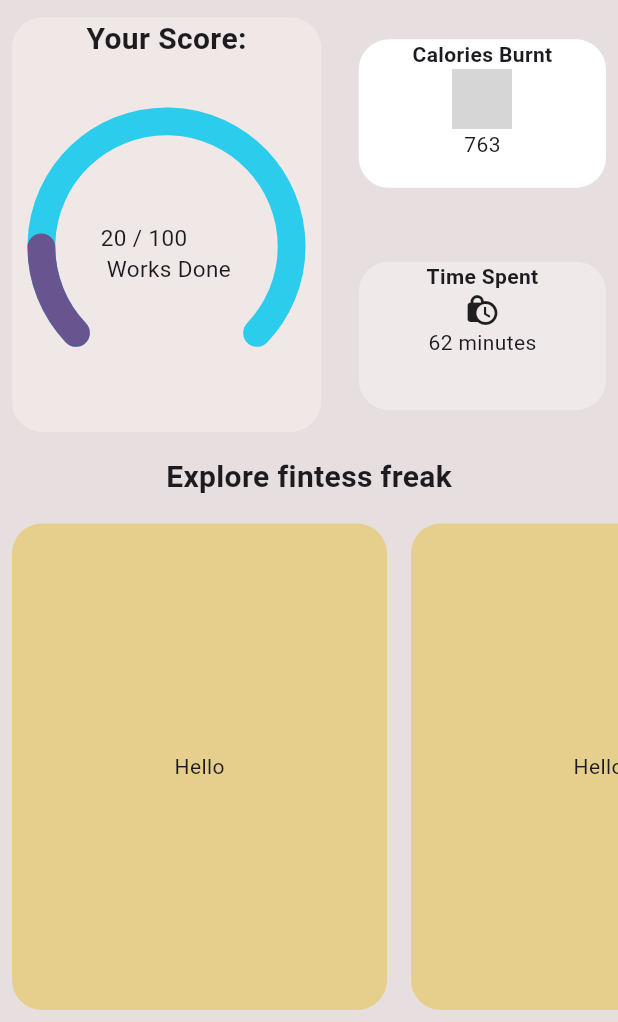
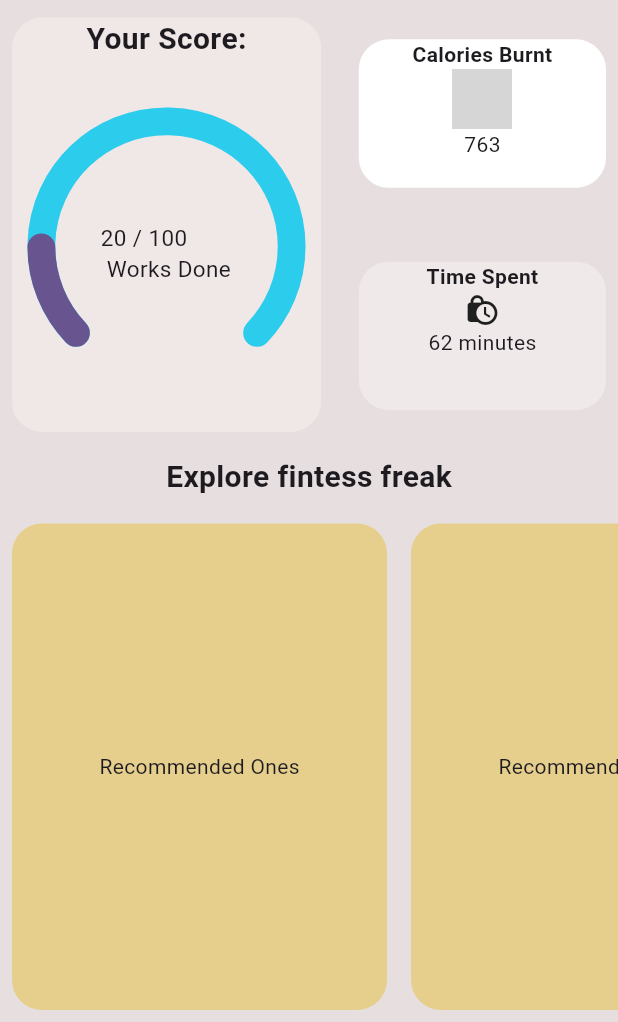
Before and after one commit to Paribartan-Timalsina/FitnessApp, a Flutter app: the screen it shows after launch, on a phone screen of 412 x 824 dp, the part 214-1236 px from its top. Run offline on Flutter 3.47's test engine with Material 3 defaults, Android fonts, the phone set to English and light mode, and no system bars; drawn by our look-alikes of syncfusion_flutter_gauges; our stand-ins replace getwidget, table_calendar; grey boxes are pictures that could not be loaded.

Commit message:
Pushed the code after improving the lower portion of app

```diff
--- a/flutter_application_1/lib/menu.dart
+++ b/flutter_application_1/lib/menu.dart
@@ -20,7 +20,7 @@ class _MenuState extends State<Menu> {
           borderRadius: BorderRadius.circular(20),
 
         ),
-        child: Center(child: Text("Hello")),
+          child: Center(child: Text('Recommended Ones')),
       ),
     );
   }
```
